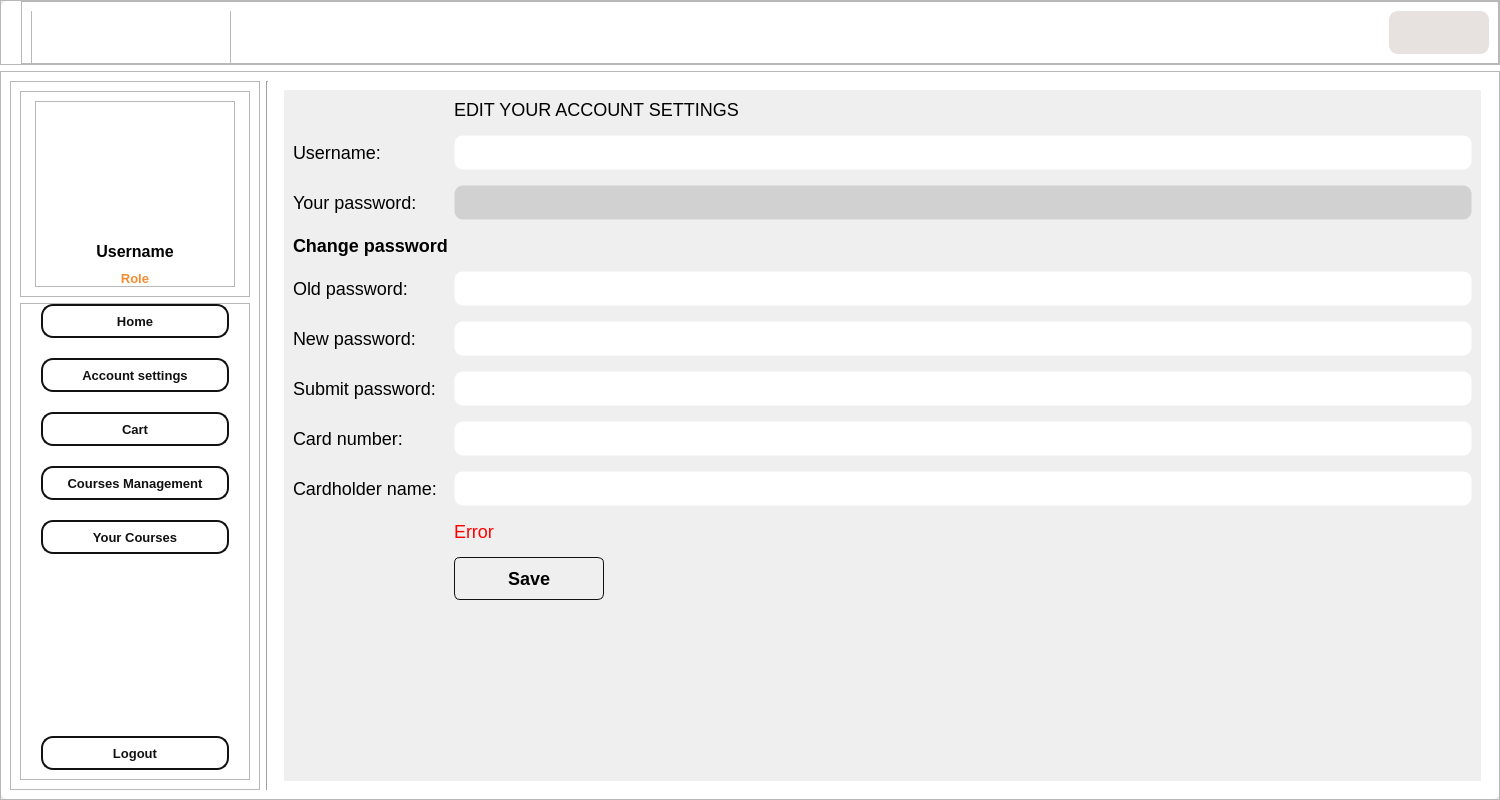
Qt form ui_files/Home_gui.ui (SharkTien/Tengee) before a commit.
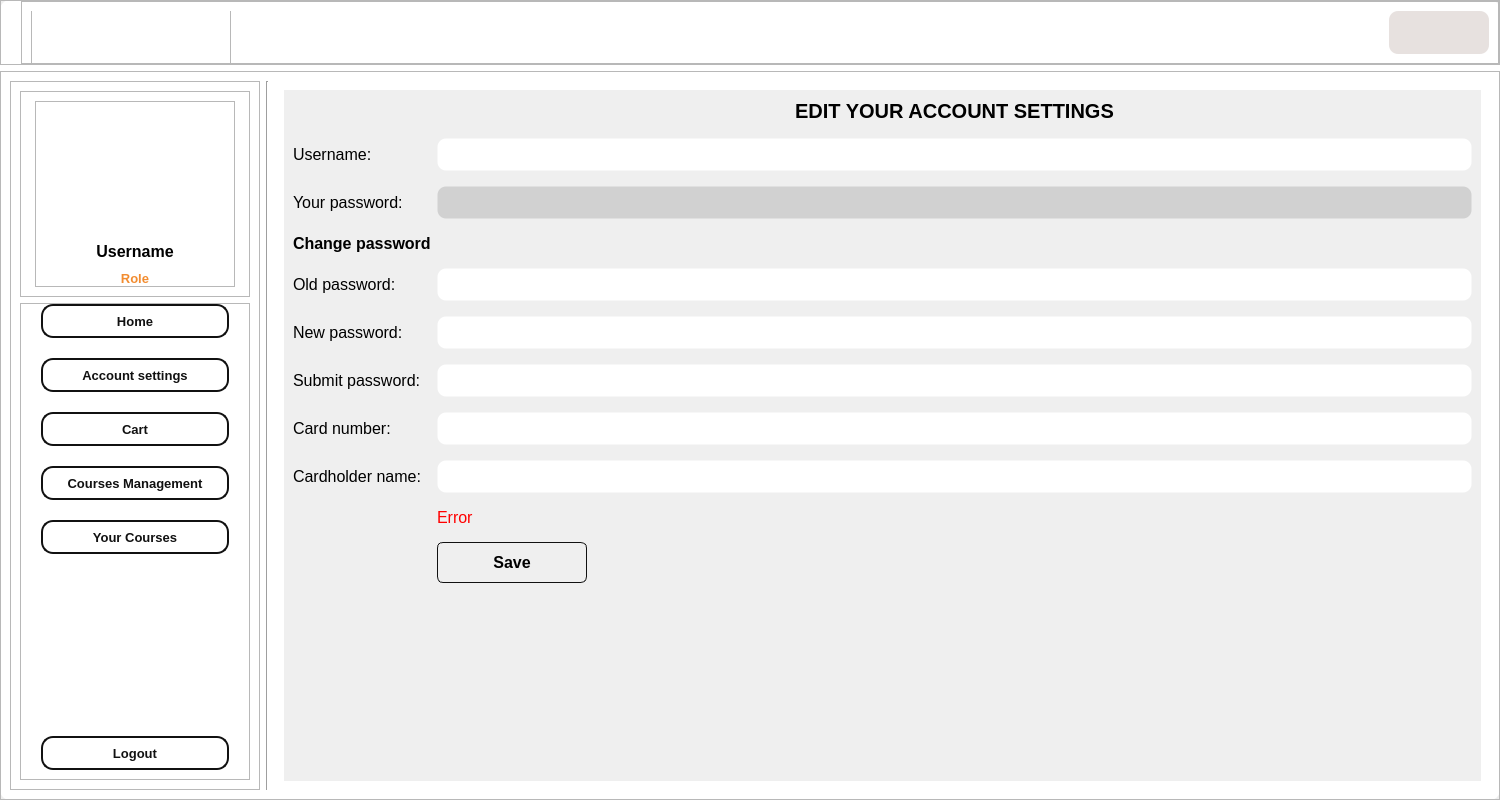
The same form after that commit. The open tabs and pages were chosen to show the change. Icons and pictures are not drawn.

Commit message: w3d2 update Add courses, edit courses from teacher role

The edit to the form file:
```diff
--- a/ui_files/Home_gui.ui
+++ b/ui_files/Home_gui.ui
@@ -955,19 +955,13 @@
                </rect>
               </property>
               <property name="styleSheet">
-               <string notr="true">QLabel {
-	font-size: 18px;
-}
-
-QLineEdit {
+               <string notr="true">QLineEdit {
 	padding: 5px;
-	font-size: 18px;
 	border: 1px solid transparent;
 	border-radius: 9px;
 }
 
 QPushButton {
-	font-size: 18px;
 	font: bold;
 	border: 1px solid #111;
 	border-radius: 6px;
@@ -992,19 +986,31 @@
                </property>
                <item row="0" column="1">
                 <widget class="QLabel" name="Title">
+                 <property name="font">
+                  <font>
+                   <pointsize>15</pointsize>
+                   <weight>75</weight>
+                   <bold>true</bold>
+                  </font>
+                 </property>
                  <property name="styleSheet">
-                  <string notr="true">#label {
-	font-size: 24px;
-	font: bold;
-}</string>
+                  <string notr="true"/>
                  </property>
                  <property name="text">
                   <string>EDIT YOUR ACCOUNT SETTINGS</string>
                  </property>
+                 <property name="alignment">
+                  <set>Qt::AlignCenter</set>
+                 </property>
                 </widget>
                </item>
                <item row="1" column="0">
                 <widget class="QLabel" name="Label_username">
+                 <property name="font">
+                  <font>
+                   <pointsize>12</pointsize>
+                  </font>
+                 </property>
                  <property name="text">
                   <string>Username: </string>
                  </property>
@@ -1015,6 +1021,17 @@
                  <property name="enabled">
                   <bool>true</bool>
                  </property>
+                 <property name="minimumSize">
+                  <size>
+                   <width>0</width>
+                   <height>0</height>
+                  </size>
+                 </property>
+                 <property name="font">
+                  <font>
+                   <pointsize>12</pointsize>
+                  </font>
+                 </property>
                  <property name="styleSheet">
                   <string notr="true"/>
                  </property>
@@ -1025,6 +1042,11 @@
                </item>
                <item row="2" column="0">
                 <widget class="QLabel" name="Label_password">
+                 <property name="font">
+                  <font>
+                   <pointsize>12</pointsize>
+                  </font>
+                 </property>
                  <property name="text">
                   <string>Your password: </string>
                  </property>
@@ -1035,6 +1057,11 @@
                  <property name="enabled">
                   <bool>false</bool>
                  </property>
+                 <property name="font">
+                  <font>
+                   <pointsize>12</pointsize>
+                  </font>
+                 </property>
                  <property name="cursor">
                   <cursorShape>ForbiddenCursor</cursorShape>
                  </property>
@@ -1054,6 +1081,14 @@
                </item>
                <item row="3" column="0">
                 <widget class="QLabel" name="Changepassword">
+                 <property name="font">
+                  <font>
+                   <pointsize>12</pointsize>
+                   <weight>75</weight>
+                   <italic>false</italic>
+                   <bold>true</bold>
+                  </font>
+                 </property>
                  <property name="styleSheet">
                   <string notr="true">font: bold</string>
                  </property>
@@ -1064,6 +1099,11 @@
                </item>
                <item row="4" column="0">
                 <widget class="QLabel" name="Label_Oldpassword">
+                 <property name="font">
+                  <font>
+                   <pointsize>12</pointsize>
+                  </font>
+                 </property>
                  <property name="text">
                   <string>Old password: </string>
                  </property>
@@ -1071,6 +1111,11 @@
                </item>
                <item row="4" column="1">
                 <widget class="QLineEdit" name="Entry_Oldpassword">
+                 <property name="font">
+                  <font>
+                   <pointsize>12</pointsize>
+                  </font>
+                 </property>
                  <property name="echoMode">
                   <enum>QLineEdit::Password</enum>
                  </property>
@@ -1078,6 +1123,11 @@
                </item>
                <item row="5" column="0">
                 <widget class="QLabel" name="Label_Newpassword">
+                 <property name="font">
+                  <font>
+                   <pointsize>12</pointsize>
+                  </font>
+                 </property>
                  <property name="text">
                   <string>New password:</string>
                  </property>
@@ -1085,6 +1135,11 @@
                </item>
                <item row="5" column="1">
                 <widget class="QLineEdit" name="Entry_Newpassword">
+                 <property name="font">
+                  <font>
+                   <pointsize>12</pointsize>
+                  </font>
+                 </property>
                  <property name="text">
                   <string/>
                  </property>
@@ -1095,6 +1150,11 @@
                </item>
                <item row="6" column="0">
                 <widget class="QLabel" name="submitPasswordLabel">
+                 <property name="font">
+                  <font>
+                   <pointsize>12</pointsize>
+                  </font>
+                 </property>
                  <property name="text">
                   <string>Submit password: </string>
                  </property>
@@ -1102,6 +1162,11 @@
                </item>
                <item row="6" column="1">
                 <widget class="QLineEdit" name="submitPasswordLineEdit">
+                 <property name="font">
+                  <font>
+                   <pointsize>12</pointsize>
+                  </font>
+                 </property>
                  <property name="echoMode">
                   <enum>QLineEdit::Password</enum>
                  </property>
@@ -1109,26 +1174,53 @@
                </item>
                <item row="9" column="0">
                 <widget class="QLabel" name="creditCardLabel">
+                 <property name="font">
+                  <font>
+                   <pointsize>12</pointsize>
+                  </font>
+                 </property>
                  <property name="text">
                   <string>Card number: </string>
                  </property>
                 </widget>
                </item>
                <item row="9" column="1">
-                <widget class="QLineEdit" name="creditCardLineEdit"/>
+                <widget class="QLineEdit" name="creditCardLineEdit">
+                 <property name="font">
+                  <font>
+                   <pointsize>12</pointsize>
+                  </font>
+                 </property>
+                </widget>
                </item>
                <item row="10" column="0">
                 <widget class="QLabel" name="cardholderNameLabel">
+                 <property name="font">
+                  <font>
+                   <pointsize>12</pointsize>
+                  </font>
+                 </property>
                  <property name="text">
                   <string>Cardholder name:</string>
                  </property>
                 </widget>
                </item>
                <item row="10" column="1">
-                <widget class="QLineEdit" name="cardholderNameLineEdit"/>
+                <widget class="QLineEdit" name="cardholderNameLineEdit">
+                 <property name="font">
+                  <font>
+                   <pointsize>12</pointsize>
+                  </font>
+                 </property>
+                </widget>
                </item>
                <item row="11" column="1">
                 <widget class="QLabel" name="err">
+                 <property name="font">
+                  <font>
+                   <pointsize>12</pointsize>
+                  </font>
+                 </property>
                  <property name="styleSheet">
                   <string notr="true">color: red;</string>
                  </property>
@@ -1154,6 +1246,14 @@
                    <height>16777215</height>
                   </size>
                  </property>
+                 <property name="font">
+                  <font>
+                   <pointsize>12</pointsize>
+                   <weight>75</weight>
+                   <italic>false</italic>
+                   <bold>true</bold>
+                  </font>
+                 </property>
                  <property name="cursor">
                   <cursorShape>PointingHandCursor</cursorShape>
                  </property>
@@ -1166,6 +1266,9 @@
                  <property name="text">
                   <string>Save</string>
                  </property>
+                 <property name="flat">
+                  <bool>false</bool>
+                 </property>
                 </widget>
                </item>
               </layout>
```
Left out of the diff: 146 changed lines with no effect on the pictures. The commit also changes 12 other files.
